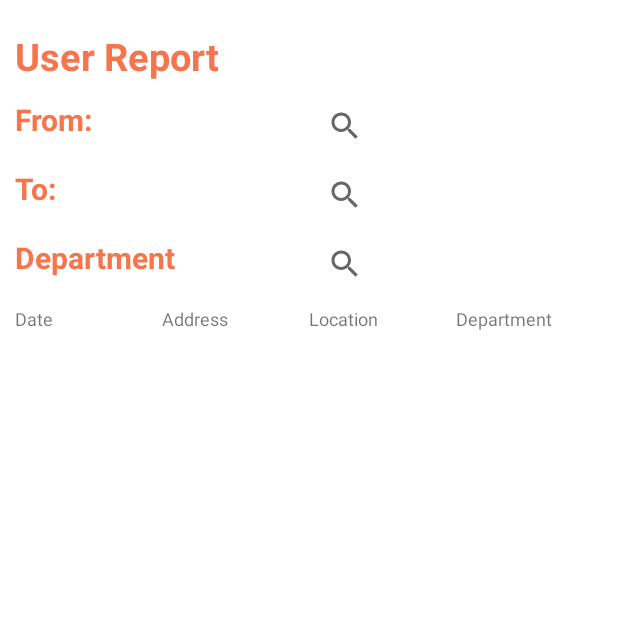
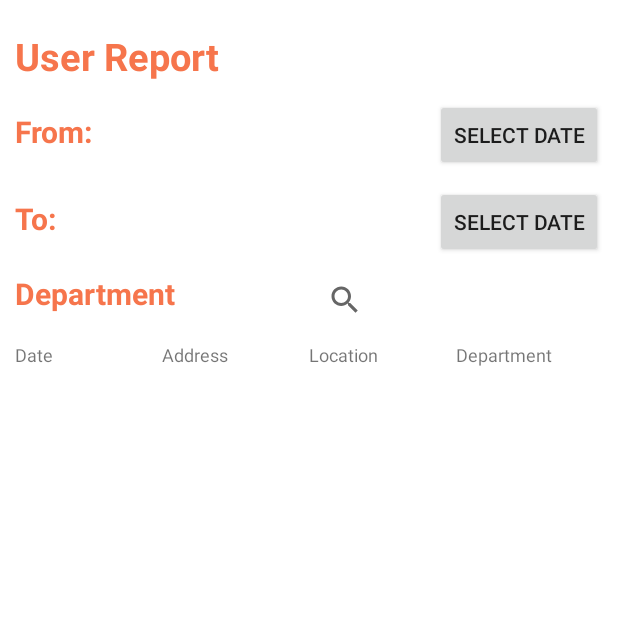
Before and after one commit to Macky2298/LifeHero, an Android app: the UserReportFragmentActivity screen opened directly, with no data from a screen before it, on a phone screen of 412 x 824 dp, the top half of it. Run offline under Robolectric (Android 15) with nearby library versions, the phone set to English and light mode, and no system bars; our stand-ins replace Firebase (no records; nobody signed in at launch, a user with empty details on screens opened directly).

Commit message:
Last change

```diff
--- a/SAD2Final/app/src/main/java/com/example/sad2final/view/userreport/UserReportFragmentActivity.java
+++ b/SAD2Final/app/src/main/java/com/example/sad2final/view/userreport/UserReportFragmentActivity.java
@@ -1,9 +1,14 @@
 package com.example.sad2final.view.userreport;
 
 import android.annotation.SuppressLint;
+import android.app.DatePickerDialog;
 import android.content.ClipData;
 import android.os.Bundle;
 import android.util.Log;
+import android.view.View;
+import android.widget.Button;
+import android.widget.DatePicker;
+import android.widget.EditText;
 import android.widget.SearchView;
 import android.widget.SearchView.OnQueryTextListener;
 
@@ -23,6 +28,7 @@ import com.google.firebase.database.ValueEventListener;
 import java.text.ParseException;
 import java.text.SimpleDateFormat;
 import java.util.ArrayList;
+import java.util.Calendar;
 import java.util.Collections;
 import java.util.Date;
 import java.util.List;
@@ -42,6 +48,8 @@ public class UserReportFragmentActivity extends FragmentActivity {
     private ArrayList<UserReportModel> userReportDataArrayList = new ArrayList<>();
     private ArrayList<Date> mReportDateList = new ArrayList<>();
     private SimpleDateFormat mDateFormat = new SimpleDateFormat("EEE MMM dd HH:mm:ss Z yyyy");
+    private Date dateFrom = null;
+    private Date dateTo = null;
 
     @Override
     protected void onCreate(@Nullable Bundle savedInstanceState) {
@@ -53,8 +61,8 @@ public class UserReportFragmentActivity extends FragmentActivity {
         RecyclerView recyclerView = mBinding.listItem;
         recyclerView.setLayoutManager(new LinearLayoutManager(this));
 
-        SearchView searchView = mBinding.reportSearchView;
-        SearchView searchView1 = mBinding.reportSearchView1;
+        Button dateFromButton = mBinding.dateFromButton;
+        Button dateToButton = mBinding.dateToButton;
         SearchView searchView2 = mBinding.reportSearchView2;
 
         userReportAdapter = new UserReportAdapter(this, userReportArrayList);
@@ -98,35 +106,43 @@ public class UserReportFragmentActivity extends FragmentActivity {
                 });
 
         // FROM
-        searchView.clearFocus();
-        searchView.setOnQueryTextListener(new OnQueryTextListener() {
-            @Override
-            public boolean onQueryTextSubmit(String s) {
-                return false;
-            }
+        dateFromButton.clearFocus();
+        dateFromButton.setOnClickListener(view -> {
+            Calendar calendar = Calendar.getInstance();
+            int year = calendar.get(Calendar.YEAR);
+            int month = calendar.get(Calendar.MONTH);
+            int date = calendar.get(Calendar.DATE);
 
-            @Override
-            public boolean onQueryTextChange(String s) {
-                Log.d(getClass().getSimpleName(), "User search input: " + s);
-                filterList(SearchType.DATE, s);
-                return true;
-            }
+            DatePickerDialog datePickerDialog = new DatePickerDialog(UserReportFragmentActivity.this, new DatePickerDialog.OnDateSetListener() {
+                @Override
+                public void onDateSet(DatePicker view, int year, int month, int dayOfMonth) {
+                    dateFrom = new Date(year, month, dayOfMonth);
+                    dateFromButton.setText(dateFrom.toString());
+                    filterByDate(dateFrom, dateTo);
+                    Log.e(getClass().getSimpleName(), dateFrom.toString());
+                }
+            }, year, month, date);
+            datePickerDialog.show();
         });
 
         // TO
-        searchView1.clearFocus();
-        searchView1.setOnQueryTextListener(new OnQueryTextListener() {
-            @Override
-            public boolean onQueryTextSubmit(String s) {
-                return false;
-            }
+        dateToButton.clearFocus();
+        dateToButton.setOnClickListener(view -> {
+            Calendar calendar = Calendar.getInstance();
+            int year = calendar.get(Calendar.YEAR);
+            int month = calendar.get(Calendar.MONTH);
+            int date = calendar.get(Calendar.DATE);
 
-            @Override
-            public boolean onQueryTextChange(String s) {
-                Log.d(getClass().getSimpleName(), "User search input: " + s);
-                filterList(SearchType.DATE, s);
-                return true;
-            }
+            DatePickerDialog datePickerDialog = new DatePickerDialog(UserReportFragmentActivity.this, new DatePickerDialog.OnDateSetListener() {
+                @Override
+                public void onDateSet(DatePicker view, int year, int month, int dayOfMonth) {
+                    dateTo = new Date(year, month, dayOfMonth);
+                    dateTo.setText(dateFrom.toString());
+                    filterByDate(dateFrom, dateTo);
+                    Log.e(getClass().getSimpleName(), dateFrom.toString());
+                }
+            }, year, month, date);
+            datePickerDialog.show();
         });
 
         // DEPARTMENT
--- a/SAD2Final/app/src/main/res/layout/fragment_activity_user_report.xml
+++ b/SAD2Final/app/src/main/res/layout/fragment_activity_user_report.xml
@@ -41,13 +41,13 @@
             android:textSize="20sp"
             android:textStyle="bold" />
 
-        <SearchView
-            android:id="@+id/reportSearchView"
-            android:layout_width="match_parent"
-            android:layout_height="match_parent"
-            android:layout_weight="1"/>
+        <Button
+            android:id="@+id/dateFromButton"
+            android:layout_width="wrap_content"
+            android:layout_height="wrap_content"
+            android:text="@string/str_select_date" />
 
-</LinearLayout>
+    </LinearLayout>
 
     <LinearLayout
         android:layout_width="match_parent"
@@ -65,11 +65,11 @@
             android:textSize="20sp"
             android:textStyle="bold" />
 
-        <SearchView
-            android:id="@+id/reportSearchView1"
-            android:layout_width="match_parent"
-            android:layout_height="match_parent"
-            android:layout_weight="1"/>
+        <Button
+            android:id="@+id/dateToButton"
+            android:layout_width="wrap_content"
+            android:layout_height="wrap_content"
+            android:text="@string/str_select_date" />
 
     </LinearLayout>
 
--- a/SAD2Final/app/src/main/res/values/strings.xml
+++ b/SAD2Final/app/src/main/res/values/strings.xml
@@ -19,6 +19,7 @@
     <string name="str_current_location">Current Location</string>
     <string name="str_location">Location</string>
     <string name="str_save">Save</string>
+    <string name="str_select_date">Select Date</string>
     <string name="str_user_data">User Data</string>
     <string name="str_user_report">User Report</string>
 
```
